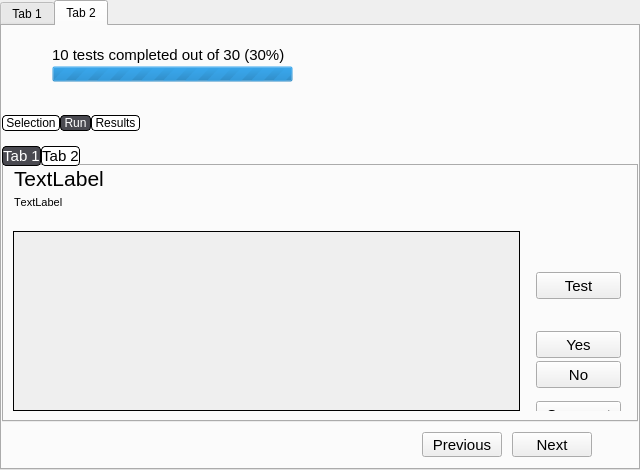
Above: qt/frontend/qtfront.ui from checkbox/checkbox before the change. Below: the same form after it.
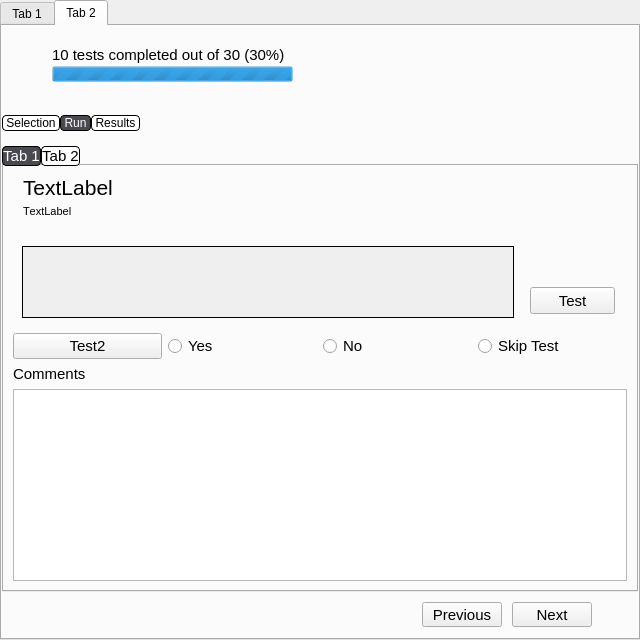
That is the form after the change. The open tabs and pages were chosen to show the change. Icons and pictures are not drawn.

Commit message: Added the new controls (new test button, yes/no/skip radios and comment area), enabled functionality of the radiobuttons and test buttons. To do: make new comment area work, remove old controls, rearrange components

What changed in the file:
```diff
--- a/qt/frontend/qtfront.ui
+++ b/qt/frontend/qtfront.ui
@@ -7,7 +7,7 @@
     <x>0</x>
     <y>0</y>
     <width>640</width>
-    <height>470</height>
+    <height>640</height>
    </rect>
   </property>
   <property name="sizePolicy">
@@ -25,7 +25,7 @@
   <property name="maximumSize">
    <size>
     <width>640</width>
-    <height>470</height>
+    <height>640</height>
    </size>
   </property>
   <property name="windowTitle">
@@ -659,17 +659,6 @@
                    <string>Tab 1</string>
                   </attribute>
                   <layout class="QVBoxLayout" name="verticalLayout_3">
-                   <property name="spacing">
-                    <number>0</number>
-                   </property>
-                   <property name="margin">
-                    <number>0</number>
-                   </property>
-                   <item>
-                    <layout class="QVBoxLayout" name="testVLayout">
-                     <property name="spacing">
-                      <number>0</number>
-                     </property>
                      <item>
                       <widget class="QFrame" name="titleFrame">
                        <property name="sizePolicy">
@@ -797,8 +786,8 @@
                                <rect>
                                 <x>0</x>
                                 <y>0</y>
-                                <width>100</width>
-                                <height>30</height>
+                              <width>486</width>
+                              <height>76</height>
                                </rect>
                               </property>
                               <layout class="QVBoxLayout" name="verticalLayout_4">
@@ -926,6 +915,57 @@
                        </layout>
                       </widget>
                      </item>
+                   <item>
+                    <layout class="QHBoxLayout" name="testControlsHorizontalLayout">
+                     <item>
+                      <widget class="QPushButton" name="test2TestButton">
+                       <property name="text">
+                        <string>Test2</string>
+                       </property>
+                      </widget>
+                     </item>
+                     <item>
+                      <widget class="QRadioButton" name="yesTestRadioButton">
+                       <property name="text">
+                        <string>Yes</string>
+                       </property>
+                      </widget>
+                     </item>
+                     <item>
+                      <widget class="QRadioButton" name="noTestRadioButton">
+                       <property name="text">
+                        <string>No</string>
+                       </property>
+                      </widget>
+                     </item>
+                     <item>
+                      <widget class="QRadioButton" name="skipTestRadioButton">
+                       <property name="text">
+                        <string>Skip Test</string>
+                       </property>
+                      </widget>
+                     </item>
+                    </layout>
+                   </item>
+                   <item>
+                    <layout class="QVBoxLayout" name="commentsVerticalLayout">
+                     <item>
+                      <widget class="QLabel" name="label">
+                       <property name="text">
+                        <string>Comments</string>
+                       </property>
+                      </widget>
+                     </item>
+                     <item>
+                      <widget class="QPlainTextEdit" name="commentsTextEdit">
+                       <property name="maximumSize">
+                        <size>
+                         <width>16777215</width>
+                         <height>200</height>
+                        </size>
+                       </property>
+                      </widget>
+                     </item>
                     </layout>
                    </item>
                   </layout>
```
Left out of the diff: 3 changed lines with no effect on the pictures. Lines whose indentation alone changed are shown as unchanged. The commit also changes 3 other files.
